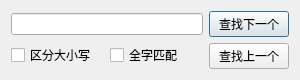
This is src/Editor/FindDialog.ui in BeQuiet1228/FreeCAD as Qt 5 draws it before an edit. The edited form follows.
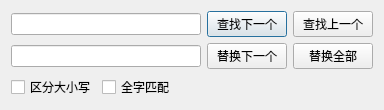
This is the edited form.

Commit message: 实现替换下一个和全部替换的功能

Diff of the .ui file:
```diff
--- a/src/Editor/FindDialog.ui
+++ b/src/Editor/FindDialog.ui
@@ -6,42 +6,20 @@
    <rect>
     <x>0</x>
     <y>0</y>
-    <width>300</width>
-    <height>72</height>
+    <width>384</width>
+    <height>102</height>
    </rect>
   </property>
   <property name="windowTitle">
    <string>Dialog</string>
   </property>
-  <layout class="QHBoxLayout" name="horizontalLayout_2">
-   <item>
-    <layout class="QVBoxLayout" name="verticalLayout">
+  <layout class="QGridLayout" name="gridLayout">
+   <item row="0" column="0">
+    <layout class="QHBoxLayout" name="horizontalLayout_2">
      <item>
       <widget class="QLineEdit" name="lineEdit"/>
      </item>
      <item>
-      <layout class="QHBoxLayout" name="horizontalLayout">
-       <item>
-        <widget class="QCheckBox" name="checkBox_1">
-         <property name="text">
-          <string>区分大小写</string>
-         </property>
-        </widget>
-       </item>
-       <item>
-        <widget class="QCheckBox" name="checkBox_2">
-         <property name="text">
-          <string>全字匹配</string>
-         </property>
-        </widget>
-       </item>
-      </layout>
-     </item>
-    </layout>
-   </item>
-   <item>
-    <layout class="QVBoxLayout" name="verticalLayout_2">
-     <item>
       <widget class="QPushButton" name="pushButtonNext">
        <property name="text">
         <string>查找下一个</string>
@@ -57,6 +35,58 @@
      </item>
     </layout>
    </item>
+   <item row="1" column="0">
+    <layout class="QHBoxLayout" name="horizontalLayout_3">
+     <item>
+      <widget class="QLineEdit" name="lineEdit_2"/>
+     </item>
+     <item>
+      <widget class="QPushButton" name="pushButtonNext_replace">
+       <property name="text">
+        <string>替换下一个</string>
+       </property>
+      </widget>
+     </item>
+     <item>
+      <widget class="QPushButton" name="pushButtonAll_replace">
+       <property name="text">
+        <string>替换全部</string>
+       </property>
+      </widget>
+     </item>
+    </layout>
+   </item>
+   <item row="2" column="0">
+    <layout class="QHBoxLayout" name="horizontalLayout">
+     <item>
+      <widget class="QCheckBox" name="checkBox_1">
+       <property name="text">
+        <string>区分大小写</string>
+       </property>
+      </widget>
+     </item>
+     <item>
+      <widget class="QCheckBox" name="checkBox_2">
+       <property name="text">
+        <string>全字匹配</string>
+       </property>
+      </widget>
+     </item>
+     <item>
+      <spacer name="horizontalSpacer">
+       <property name="orientation">
+        <enum>Qt::Horizontal</enum>
+       </property>
+       <property name="sizeHint" stdset="0">
+        <size>
+         <width>40</width>
+         <height>20</height>
+        </size>
+       </property>
+      </spacer>
+     </item>
+    </layout>
+   </item>
   </layout>
  </widget>
  <resources/>
```
The commit also changes 2 other files.
